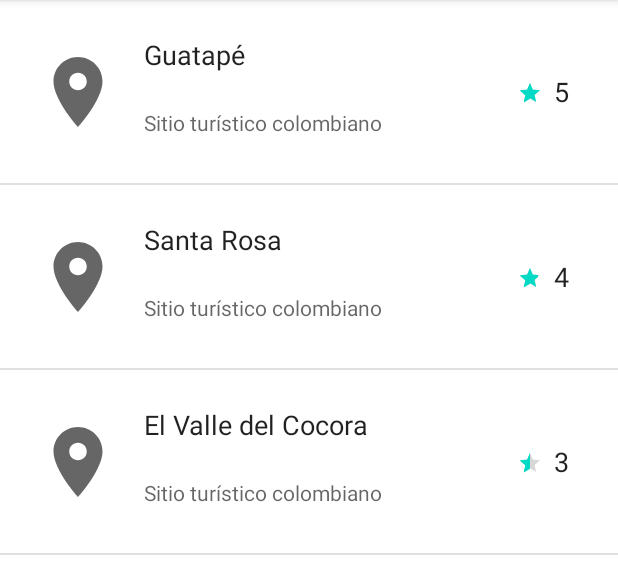
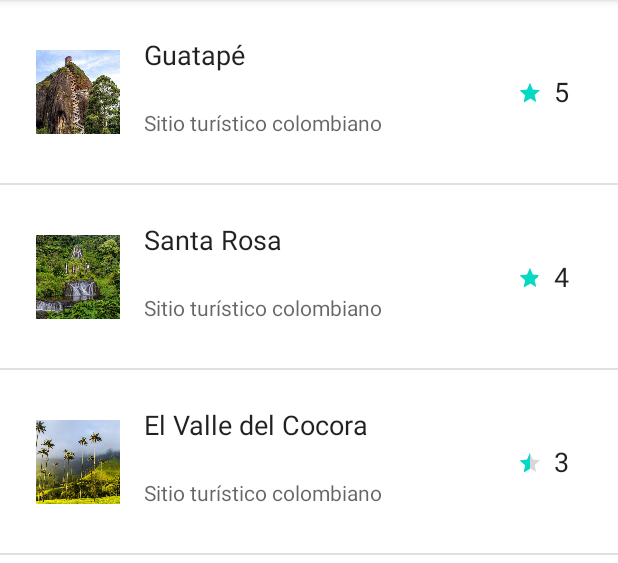
Before and after one commit to juanyepesu2/MobileUdeA, an Android app: the screen it shows after launch (PoiList), on a phone screen of 412 x 824 dp, the part 84-647 px from its top. Run offline under Robolectric (Android 15) with nearby library versions, the phone set to English and light mode, and no system bars.

Commit message:
feat: Las imagenes pueden ser mostradas.

```diff
--- a/app/src/main/assets/poi.json
+++ b/app/src/main/assets/poi.json
@@ -3,18 +3,18 @@
     "poi_name": "Guatapé",
     "poi_description": "Sitio turístico colombiano",
     "poi_raiting": "5",
-    "poi_image": "kwickliffe0@orciconsectetuer.com"
+    "poi_image": "R.drawable.guatape_poi"
   },
   {
     "poi_name": "Santa Rosa",
     "poi_description": "Sitio turístico colombiano",
     "poi_raiting": "4",
-    "poi_image": "kwickliffe0@orciconsectetuer.com"
+    "poi_image": "R.drawable.santa_rosa_poi"
   },
   {
     "poi_name": "El Valle del Cocora",
     "poi_description": "Sitio turístico colombiano",
     "poi_raiting": "3",
-    "poi_image": "kwickliffe0@orciconsectetuer.com"
+    "poi_image": "R.drawable.cocora_poi"
   }
 ]
--- a/app/src/main/java/com/mintic/mobileudea/PoiAdapter.kt
+++ b/app/src/main/java/com/mintic/mobileudea/PoiAdapter.kt
@@ -3,6 +3,7 @@ package com.mintic.mobileudea
 import android.view.LayoutInflater
 import android.view.View
 import android.view.ViewGroup
+import android.widget.ImageView
 import android.widget.RatingBar
 import android.widget.TextView
 import androidx.recyclerview.widget.RecyclerView
@@ -10,6 +11,7 @@ import java.util.ArrayList
 
 class PoiAdapter(
     private val mPoi: ArrayList<Poi>
+
 ) : RecyclerView.Adapter<PoiAdapter.ViewHolder>() {
 
     override fun onCreateViewHolder(parent: ViewGroup, viewType: Int): ViewHolder {
@@ -19,6 +21,12 @@ class PoiAdapter(
     }
 
     override fun onBindViewHolder(holder: ViewHolder, position: Int) {
+        val mPoiImage: ArrayList<Int> = arrayListOf(
+            R.drawable.guatape_poi,
+            R.drawable.santa_rosa_poi,
+            R.drawable.cocora_poi
+        )
+
         val (poi_name, poi_description, poi_rating) = mPoi[position]
         holder.poi_nameLabel.text = poi_name
         holder.poi_descriptionLabel.text = poi_description
@@ -26,6 +34,7 @@ class PoiAdapter(
         // Esa formula es una transformación lineal para que si el rating del POI es
         // 5 se complete toda la estrella (1); y si es 1, no se complete nada.
         holder.poi_ratingBar.rating = (poi_rating.toFloat() - 1) / 4
+        holder.poi_image.setImageResource(mPoiImage[position])
     }
 
     override fun getItemCount(): Int {
@@ -37,6 +46,7 @@ class PoiAdapter(
         var poi_raitingLabel: TextView = itemView.findViewById(R.id.textview_poi_raiting)
         var poi_descriptionLabel: TextView = itemView.findViewById(R.id.textview_poi_description)
         var poi_ratingBar: RatingBar = itemView.findViewById(R.id.ratingBar)
+        var poi_image: ImageView = itemView.findViewById(R.id.imageview_thumb)
     }
 
     // Para cargar las imagenes en el RecyclerView:
```
